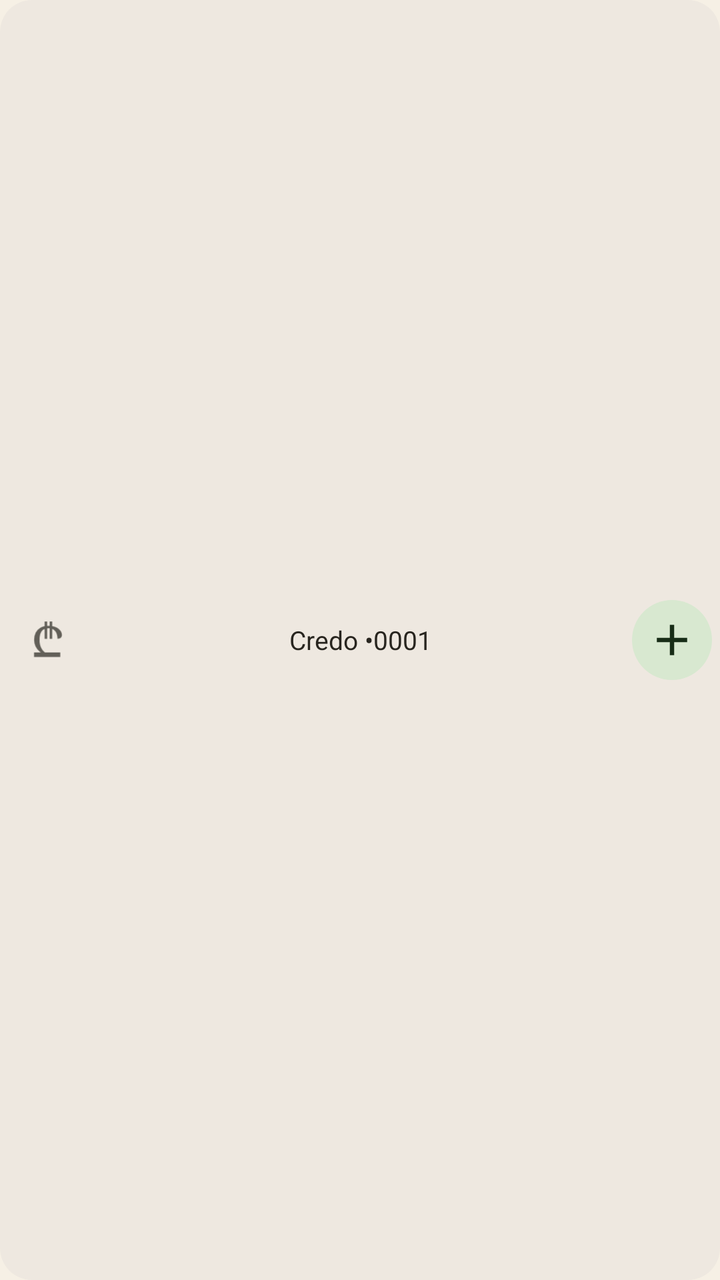
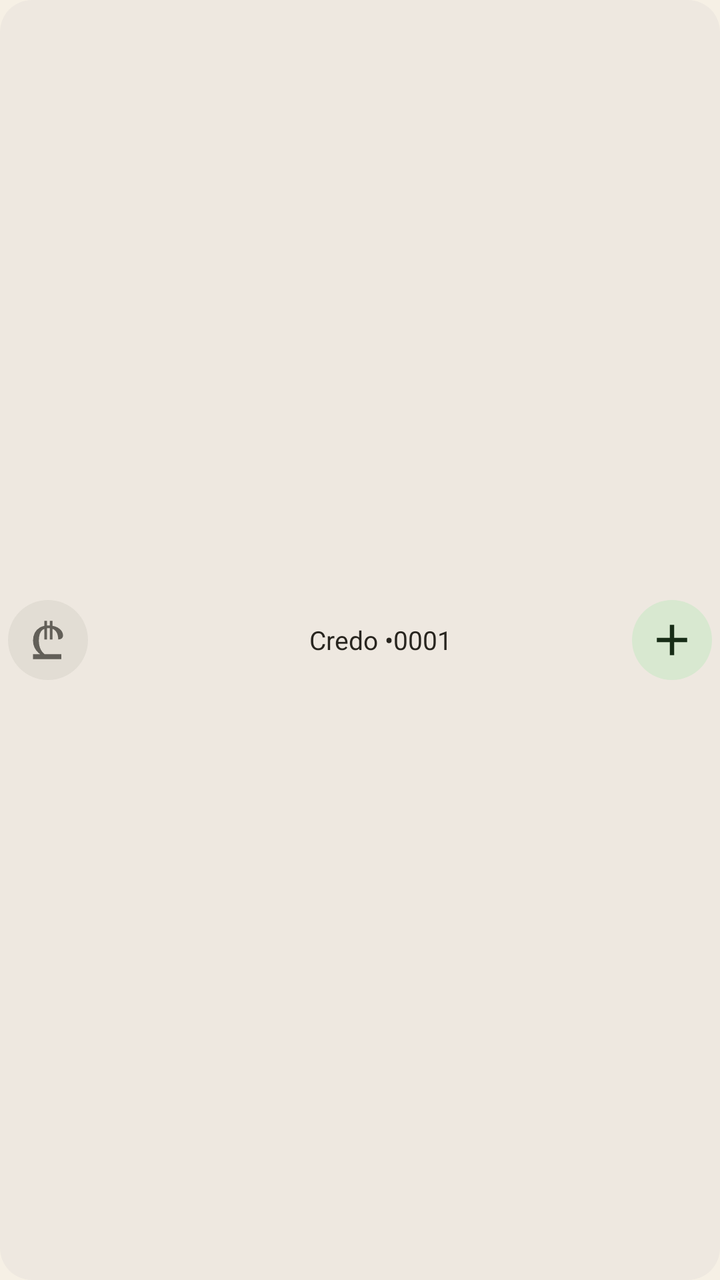

Two renders of the same Android screen: before a commit and after it. Below are the layout's source before the change and the commit's diff.
<!-- AndroidManifest.xml: application theme Theme.Whfin -->
<!-- res/layout/widget_preview_2.xml -->
<?xml version="1.0" encoding="utf-8"?>
<LinearLayout xmlns:android="http://schemas.android.com/apk/res/android"
    xmlns:tools="http://schemas.android.com/tools"
    android:layout_width="match_parent"
    android:layout_height="48dp"
    android:background="@drawable/widget_preview_surface"
    android:gravity="center_vertical"
    android:orientation="horizontal">

    <FrameLayout
        android:layout_width="48dp"
        android:layout_height="48dp">

        <ImageView
            android:layout_width="40dp"
            android:layout_height="40dp"
            android:layout_gravity="center"
            android:contentDescription="@string/widget_open_app_action"
            android:src="@drawable/ic_launcher_foreground"
            android:tint="@color/widget_preview_secondary_text"
            tools:ignore="UseAppTint" />
    </FrameLayout>

    <TextView
        android:layout_width="0dp"
        android:layout_height="match_parent"
        android:layout_weight="1"
        android:gravity="center"
        android:maxLines="1"
        android:paddingStart="8dp"
        android:paddingEnd="8dp"
        android:text="@string/widget_preview_account"
        android:textColor="@color/widget_preview_on_background"
        android:textSize="13sp" />

    <FrameLayout
        android:layout_width="48dp"
        android:layout_height="48dp">

        <FrameLayout
            android:layout_width="40dp"
            android:layout_height="40dp"
            android:layout_gravity="center"
            android:background="@drawable/widget_preview_add">

            <ImageView
                android:layout_width="26dp"
                android:layout_height="26dp"
                android:layout_gravity="center"
                android:contentDescription="@null"
            android:src="@drawable/ic_widget_add"
            android:tint="@color/widget_preview_on_action"
            tools:ignore="UseAppTint" />
        </FrameLayout>
    </FrameLayout>
</LinearLayout>
<!-- resources referenced by this layout -->
<resources>
  <color name="widget_preview_on_action">#182D17</color>
  <color name="widget_preview_on_background">#28251F</color>
  <color name="widget_preview_secondary_text">#625F58</color>
  <!-- drawable ic_launcher_foreground (drawable) -->
  <?xml version="1.0" encoding="utf-8"?>
  <vector xmlns:android="http://schemas.android.com/apk/res/android"
      android:width="108dp"
      android:height="108dp"
      android:viewportWidth="108"
      android:viewportHeight="108">
      
      <path
          android:pathData="M 50.03,73.96Q 45.75,72.25 42.43,69.4Q 39.1,66.55 37.18,62.6Q 35.26,58.66 35.26,53.76Q 35.26,48.26 37.45,44Q 39.63,39.75 43.96,37.31Q 48.28,34.87 54.61,34.87Q 59.34,34.87 62.79,36.01Q 66.24,37.15 68.46,39Q 70.68,40.85 71.74,42.99Q 72.81,45.12 72.81,47.08Q 72.81,48.71 72.15,49.89Q 71.48,51.07 70.14,51.69Q 68.8,52.31 66.72,52.31Q 66.72,49.72 66.25,47.49Q 65.77,45.27 64.81,43.55Q 63.85,41.84 62.39,40.62Q 60.93,39.41 58.95,38.77Q 56.98,38.13 54.51,38.13Q 50.08,38.13 47.46,40.08Q 44.83,42.03 43.69,45.55Q 42.56,49.08 42.56,53.76Q 42.56,57.15 43.2,59.98Q 43.85,62.8 45.1,65.15Q 46.35,67.49 48.24,69.35Q 50.13,71.22 52.58,72.72ZM 35.19,77V 70.77H 70.63V 77ZM 49.45,52.31V 29H 52.84V 52.31ZM 56.31,52.31V 29H 59.71V 52.31Z"
          android:fillColor="#FFF7F1E5" />
  </vector>
  <!-- drawable ic_widget_add (drawable) -->
  <vector xmlns:android="http://schemas.android.com/apk/res/android"
      android:width="24dp"
      android:height="24dp"
      android:viewportWidth="24"
      android:viewportHeight="24">
      <path
          android:fillColor="#FFFFFFFF"
          android:pathData="M11,5h2v6h6v2h-6v6h-2v-6H5v-2h6z" />
  </vector>
  <!-- drawable widget_preview_add (drawable) -->
  <?xml version="1.0" encoding="utf-8"?>
  <shape xmlns:android="http://schemas.android.com/apk/res/android" android:shape="rectangle">
      <solid android:color="@color/widget_preview_action" />
      <corners android:radius="23dp" />
  </shape>
  <!-- drawable widget_preview_surface (drawable) -->
  <?xml version="1.0" encoding="utf-8"?>
  <shape xmlns:android="http://schemas.android.com/apk/res/android" android:shape="rectangle">
      <solid android:color="@color/widget_preview_background" />
      <corners android:radius="16dp" />
  </shape>
  <string name="widget_open_app_action">Open WHFIN</string>
  <string name="widget_preview_account">Credo •0001</string>
  <style name="Theme.Whfin" parent="android:Theme.Material.Light.NoActionBar">
          <item name="android:windowLayoutInDisplayCutoutMode">shortEdges</item>
          <item name="android:windowBackground">@color/launch_background</item>
      </style>
  <color name="widget_preview_action">#D8E8D0</color>
  <color name="widget_preview_background">#EEE8E0</color>
  <color name="launch_background">#F6F0E5</color>
</resources>

<!-- the commit's change to res/layout/widget_preview_2.xml (unified diff, before → after) -->
@@ -11,14 +11,21 @@
         android:layout_width="48dp"
         android:layout_height="48dp">
 
-        <ImageView
+        <FrameLayout
             android:layout_width="40dp"
             android:layout_height="40dp"
             android:layout_gravity="center"
-            android:contentDescription="@string/widget_open_app_action"
-            android:src="@drawable/ic_launcher_foreground"
-            android:tint="@color/widget_preview_secondary_text"
-            tools:ignore="UseAppTint" />
+            android:background="@drawable/widget_preview_open">
+
+            <ImageView
+                android:layout_width="24dp"
+                android:layout_height="24dp"
+                android:layout_gravity="center"
+                android:contentDescription="@string/widget_open_app_action"
+                android:src="@drawable/ic_widget_app"
+                android:tint="@color/widget_preview_secondary_text"
+                tools:ignore="UseAppTint" />
+        </FrameLayout>
     </FrameLayout>
 
     <TextView
@@ -27,8 +34,8 @@
         android:layout_weight="1"
         android:gravity="center"
         android:maxLines="1"
-        android:paddingStart="8dp"
-        android:paddingEnd="8dp"
+        android:paddingStart="24dp"
+        android:paddingEnd="4dp"
         android:text="@string/widget_preview_account"
         android:textColor="@color/widget_preview_on_background"
         android:textSize="13sp" />
<!-- resource entries referenced after the edit -->
@@ -3,18 +3,6 @@
   <color name="widget_preview_on_action">#182D17</color>
   <color name="widget_preview_on_background">#28251F</color>
   <color name="widget_preview_secondary_text">#625F58</color>
-  <!-- drawable ic_launcher_foreground (drawable) -->
-  <?xml version="1.0" encoding="utf-8"?>
-  <vector xmlns:android="http://schemas.android.com/apk/res/android"
-      android:width="108dp"
-      android:height="108dp"
-      android:viewportWidth="108"
-      android:viewportHeight="108">
-      
-      <path
-          android:pathData="M 50.03,73.96Q 45.75,72.25 42.43,69.4Q 39.1,66.55 37.18,62.6Q 35.26,58.66 35.26,53.76Q 35.26,48.26 37.45,44Q 39.63,39.75 43.96,37.31Q 48.28,34.87 54.61,34.87Q 59.34,34.87 62.79,36.01Q 66.24,37.15 68.46,39Q 70.68,40.85 71.74,42.99Q 72.81,45.12 72.81,47.08Q 72.81,48.71 72.15,49.89Q 71.48,51.07 70.14,51.69Q 68.8,52.31 66.72,52.31Q 66.72,49.72 66.25,47.49Q 65.77,45.27 64.81,43.55Q 63.85,41.84 62.39,40.62Q 60.93,39.41 58.95,38.77Q 56.98,38.13 54.51,38.13Q 50.08,38.13 47.46,40.08Q 44.83,42.03 43.69,45.55Q 42.56,49.08 42.56,53.76Q 42.56,57.15 43.2,59.98Q 43.85,62.8 45.1,65.15Q 46.35,67.49 48.24,69.35Q 50.13,71.22 52.58,72.72ZM 35.19,77V 70.77H 70.63V 77ZM 49.45,52.31V 29H 52.84V 52.31ZM 56.31,52.31V 29H 59.71V 52.31Z"
-          android:fillColor="#FFF7F1E5" />
-  </vector>
   <!-- drawable ic_widget_add (drawable) -->
   <vector xmlns:android="http://schemas.android.com/apk/res/android"
       android:width="24dp"
@@ -25,11 +13,37 @@
           android:fillColor="#FFFFFFFF"
           android:pathData="M11,5h2v6h6v2h-6v6h-2v-6H5v-2h6z" />
   </vector>
+  <!-- drawable ic_widget_app (drawable) -->
+  <?xml version="1.0" encoding="utf-8"?>
+  <vector xmlns:android="http://schemas.android.com/apk/res/android"
+      android:width="24dp"
+      android:height="24dp"
+      android:viewportWidth="24"
+      android:viewportHeight="24">
+      
+      <group
+          android:pivotX="54"
+          android:pivotY="53"
+          android:scaleX="0.4"
+          android:scaleY="0.4"
+          android:translateX="-42"
+          android:translateY="-41">
+          <path
+              android:fillColor="#FFFFFFFF"
+              android:pathData="M 50.03,73.96Q 45.75,72.25 42.43,69.4Q 39.1,66.55 37.18,62.6Q 35.26,58.66 35.26,53.76Q 35.26,48.26 37.45,44Q 39.63,39.75 43.96,37.31Q 48.28,34.87 54.61,34.87Q 59.34,34.87 62.79,36.01Q 66.24,37.15 68.46,39Q 70.68,40.85 71.74,42.99Q 72.81,45.12 72.81,47.08Q 72.81,48.71 72.15,49.89Q 71.48,51.07 70.14,51.69Q 68.8,52.31 66.72,52.31Q 66.72,49.72 66.25,47.49Q 65.77,45.27 64.81,43.55Q 63.85,41.84 62.39,40.62Q 60.93,39.41 58.95,38.77Q 56.98,38.13 54.51,38.13Q 50.08,38.13 47.46,40.08Q 44.83,42.03 43.69,45.55Q 42.56,49.08 42.56,53.76Q 42.56,57.15 43.2,59.98Q 43.85,62.8 45.1,65.15Q 46.35,67.49 48.24,69.35Q 50.13,71.22 52.58,72.72ZM 35.19,77V 70.77H 70.63V 77ZM 49.45,52.31V 29H 52.84V 52.31ZM 56.31,52.31V 29H 59.71V 52.31Z" />
+      </group>
+  </vector>
   <!-- drawable widget_preview_add (drawable) -->
   <?xml version="1.0" encoding="utf-8"?>
   <shape xmlns:android="http://schemas.android.com/apk/res/android" android:shape="rectangle">
       <solid android:color="@color/widget_preview_action" />
       <corners android:radius="23dp" />
+  </shape>
+  <!-- drawable widget_preview_open (drawable) -->
+  <?xml version="1.0" encoding="utf-8"?>
+  <shape xmlns:android="http://schemas.android.com/apk/res/android" android:shape="rectangle">
+      <solid android:color="@color/widget_preview_open" />
+      <corners android:radius="20dp" />
   </shape>
   <!-- drawable widget_preview_surface (drawable) -->
   <?xml version="1.0" encoding="utf-8"?>
@@ -44,6 +58,7 @@
           <item name="android:windowBackground">@color/launch_background</item>
       </style>
   <color name="widget_preview_action">#D8E8D0</color>
+  <color name="widget_preview_open">#E2DDD4</color>
   <color name="widget_preview_background">#EEE8E0</color>
   <color name="launch_background">#F6F0E5</color>
 </resources>
